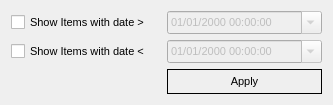
Qt form accesseddatefilter.ui (pjrinaldi/wombatforensics) before a commit.
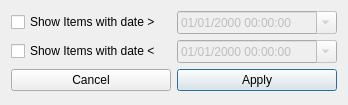
The same form after that commit.

Commit message: modified filters to a qdialog instead of a qwidget so that it is easier to display with border issues

```diff
--- a/accesseddatefilter.ui
+++ b/accesseddatefilter.ui
@@ -1,7 +1,7 @@
 <?xml version="1.0" encoding="UTF-8"?>
 <ui version="4.0">
  <class>AccessedDateFilter</class>
- <widget class="QWidget" name="AccessedDateFilter">
+ <widget class="QDialog" name="AccessedDateFilter">
   <property name="windowModality">
    <enum>Qt::ApplicationModal</enum>
   </property>
@@ -9,64 +9,14 @@
    <rect>
     <x>0</x>
     <y>0</y>
-    <width>333</width>
+    <width>348</width>
     <height>105</height>
    </rect>
   </property>
-  <property name="font">
-   <font>
-    <pointsize>8</pointsize>
-   </font>
-  </property>
   <property name="windowTitle">
-   <string>Filter</string>
-  </property>
-  <property name="autoFillBackground">
-   <bool>true</bool>
+   <string>Accessed Date Filter</string>
   </property>
   <layout class="QGridLayout" name="gridLayout">
-   <property name="horizontalSpacing">
-    <number>0</number>
-   </property>
-   <item row="2" column="0">
-    <widget class="QCheckBox" name="lesscheckBox">
-     <property name="text">
-      <string>Show Items with date &lt;</string>
-     </property>
-    </widget>
-   </item>
-   <item row="2" column="1">
-    <widget class="QDateTimeEdit" name="lessdateTimeEdit">
-     <property name="enabled">
-      <bool>false</bool>
-     </property>
-     <property name="displayFormat">
-      <string>MM/dd/yyyy HH:mm:ss</string>
-     </property>
-     <property name="calendarPopup">
-      <bool>true</bool>
-     </property>
-     <property name="timeSpec">
-      <enum>Qt::UTC</enum>
-     </property>
-    </widget>
-   </item>
-   <item row="0" column="1">
-    <widget class="QDateTimeEdit" name="moredateTimeEdit">
-     <property name="enabled">
-      <bool>false</bool>
-     </property>
-     <property name="displayFormat">
-      <string>MM/dd/yyyy HH:mm:ss</string>
-     </property>
-     <property name="calendarPopup">
-      <bool>true</bool>
-     </property>
-     <property name="timeSpec">
-      <enum>Qt::UTC</enum>
-     </property>
-    </widget>
-   </item>
    <item row="0" column="0">
     <widget class="QCheckBox" name="morecheckBox">
      <property name="text">
@@ -74,10 +24,49 @@
      </property>
     </widget>
    </item>
-   <item row="3" column="1">
+   <item row="0" column="1">
+    <widget class="QDateTimeEdit" name="moredateTimeEdit">
+     <property name="enabled">
+      <bool>false</bool>
+     </property>
+     <property name="displayFormat">
+      <string>MM/dd/yyyy HH:mm:ss</string>
+     </property>
+     <property name="calendarPopup">
+      <bool>true</bool>
+     </property>
+     <property name="timeSpec">
+      <enum>Qt::UTC</enum>
+     </property>
+    </widget>
+   </item>
+   <item row="1" column="0">
+    <widget class="QCheckBox" name="lesscheckBox">
+     <property name="text">
+      <string>Show Items with date &lt;</string>
+     </property>
+    </widget>
+   </item>
+   <item row="1" column="1">
+    <widget class="QDateTimeEdit" name="lessdateTimeEdit">
+     <property name="enabled">
+      <bool>false</bool>
+     </property>
+     <property name="displayFormat">
+      <string>MM/dd/yyyy HH:mm:ss</string>
+     </property>
+     <property name="calendarPopup">
+      <bool>true</bool>
+     </property>
+     <property name="timeSpec">
+      <enum>Qt::UTC</enum>
+     </property>
+    </widget>
+   </item>
+   <item row="2" column="1">
     <widget class="QPushButton" name="pushButton">
      <property name="styleSheet">
-      <string notr="true">border: 1px solid black; padding: 5px 10px 5px 10px;</string>
+      <string notr="true"/>
      </property>
      <property name="text">
       <string>Apply</string>
@@ -86,7 +75,14 @@
       <bool>true</bool>
      </property>
      <property name="flat">
-      <bool>true</bool>
+      <bool>false</bool>
+     </property>
+    </widget>
+   </item>
+   <item row="2" column="0">
+    <widget class="QPushButton" name="pushButton_2">
+     <property name="text">
+      <string>Cancel</string>
      </property>
     </widget>
    </item>
```
Left out of the diff: 35 changed lines with no effect on the pictures. The commit also changes 28 other files.
